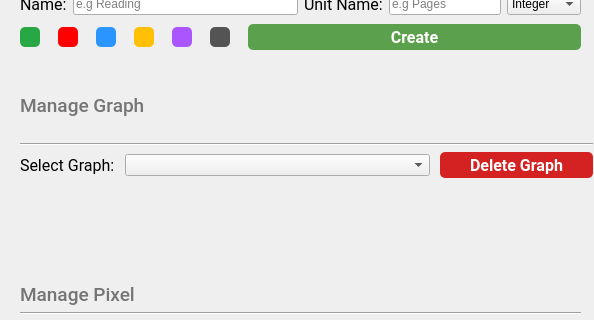
First picture: the form in Pixela-Manager-Qt_v001.ui, repository sfbarts/Pixela-Manager, before the edit; both pictures show x 0 to 594 and y 137 to 457 of the 594 by 804 pixel window.
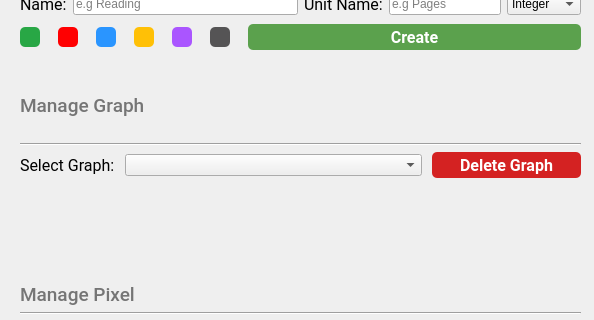
Second picture: the form after the edit. Icons and pictures are not drawn.

Commit message: Migrate graph Manager -Graph manager working in PyQt implementation -Update ui file

What changed in the file:
```diff
--- a/Pixela-Manager-Qt_v001.ui
+++ b/Pixela-Manager-Qt_v001.ui
@@ -703,7 +703,7 @@
     <rect>
      <x>20</x>
      <y>210</y>
-     <width>573</width>
+     <width>561</width>
      <height>183</height>
     </rect>
    </property>
@@ -765,7 +765,7 @@
          <enum>QComboBox::AdjustToContentsOnFirstShow</enum>
         </property>
         <property name="placeholderText">
-         <string>Workout</string>
+         <string/>
         </property>
        </widget>
       </item>
```
The commit also changes 1 other file.
